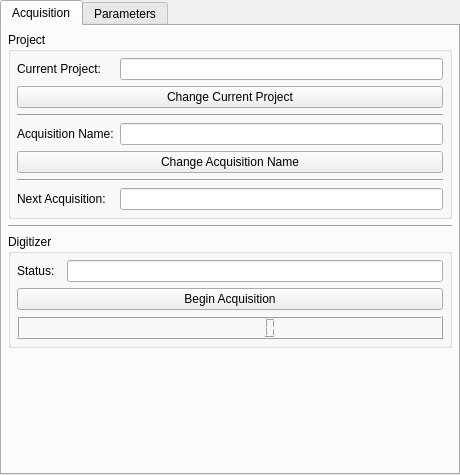
Old version of the form src/flashy/gui/ui/dt5781_controls.ui in the repository JemmeCh/Flashy_Project.
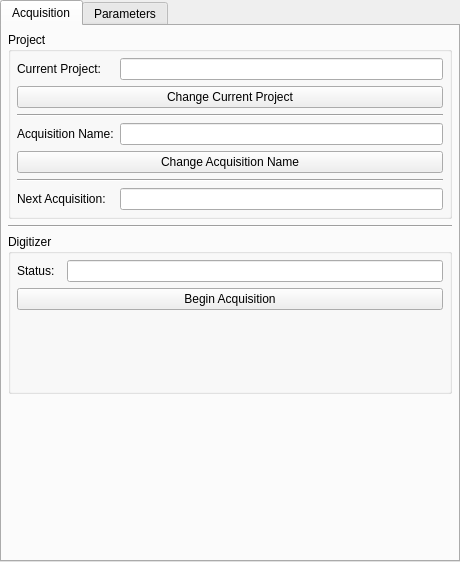
New version of the form. The open tabs and pages were chosen to show the change.

Commit message: GUI 5: Aqc. Timer & User Config

The edit to the form file:
```diff
--- a/src/flashy/gui/ui/dt5781_controls.ui
+++ b/src/flashy/gui/ui/dt5781_controls.ui
@@ -7,7 +7,7 @@
     <x>0</x>
     <y>0</y>
     <width>460</width>
-    <height>475</height>
+    <height>562</height>
    </rect>
   </property>
   <property name="sizePolicy">
@@ -205,15 +205,12 @@
            </widget>
           </item>
           <item row="2" column="0" colspan="3">
-           <widget class="QLCDNumber" name="LCDTimerPlaceholder">
-            <property name="smallDecimalPoint">
-             <bool>false</bool>
-            </property>
-            <property name="digitCount">
-             <number>9</number>
-            </property>
-            <property name="value" stdset="0">
-             <double>0.000000000000000</double>
+           <widget class="QWidget" name="LCDTimerPlaceholder" native="true">
+            <property name="sizePolicy">
+             <sizepolicy hsizetype="Expanding" vsizetype="Expanding">
+              <horstretch>0</horstretch>
+              <verstretch>0</verstretch>
+             </sizepolicy>
             </property>
            </widget>
           </item>
```
Left out of the diff: 19 changed lines with no effect on the pictures. The commit also changes 8 other files.
